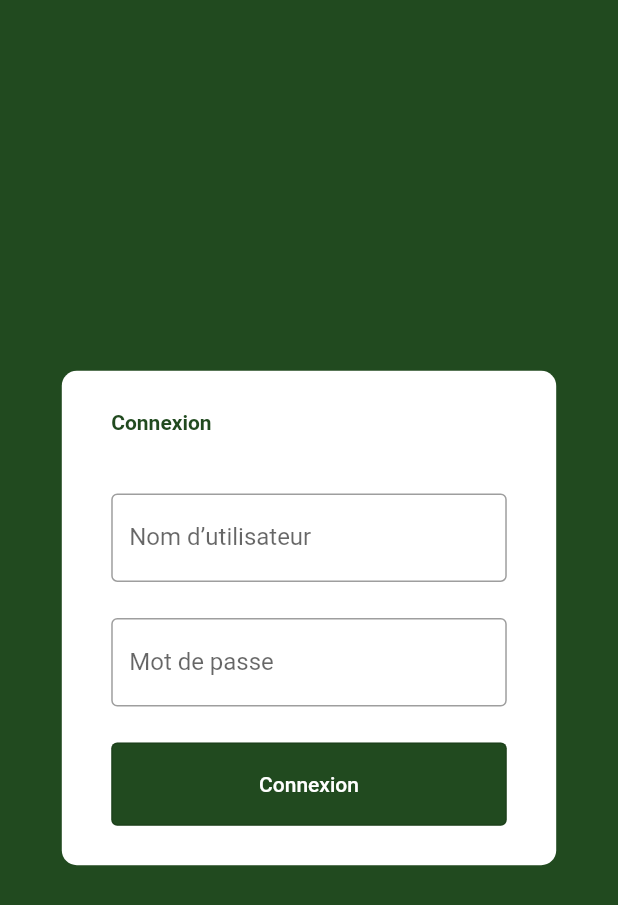
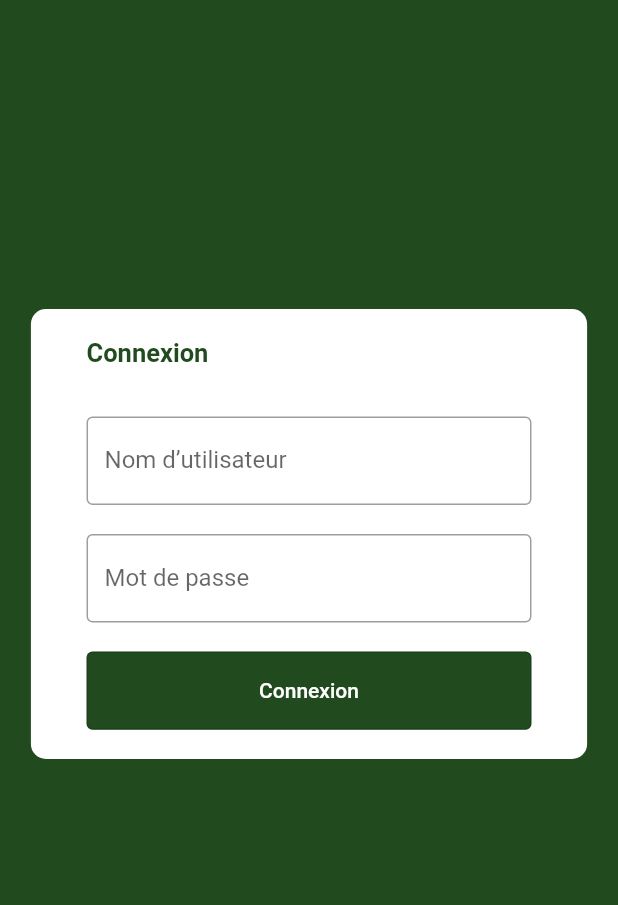
Before and after one commit to Extracurricular-Manager/Frontend, a Flutter app: the screen it shows after launch, on a phone screen of 412 x 824 dp. Shown: the top 905 px of the screen. Run offline on Flutter 3.47's test engine with Material 2 defaults, Android fonts, the phone set to English and light mode, and no system bars; our stand-ins replace connectivity_plus, logger; missing offline and left inert: dart_ping, dart_ping_ios, single_item_shared_prefs, stash, stash_hive, stash_memory and 1 more; accounts and stored records are empty.

Commit message:
responsive login

```diff
--- a/lib/views/login_view.dart
+++ b/lib/views/login_view.dart
@@ -12,15 +12,17 @@ class LoginPage extends StatelessWidget {
         resizeToAvoidBottomInset: false,
         backgroundColor: const Color(0xFF214A1F),
         body: Container(
-          padding: EdgeInsets.symmetric(horizontal: MediaQuery.of(context).orientation == Orientation.portrait ? MediaQuery.of(context).size.width*0.1 : MediaQuery.of(context).size.width*0.1,
-                                        vertical: MediaQuery.of(context).orientation == Orientation.portrait ? MediaQuery.of(context).size.height*0.3 : MediaQuery.of(context).size.height*0.15),
+          alignment: Alignment.center,
+          padding: EdgeInsets.symmetric(vertical: MediaQuery.of(context).size.height*0.25),
           child: Column(
+
             crossAxisAlignment: CrossAxisAlignment.center,
             children: <Widget>[
               Column(
                 children: <Widget>[
                   Container(
-                    height: MediaQuery.of(context).orientation == Orientation.portrait ? MediaQuery.of(context).size.height*0.4 : MediaQuery.of(context).size.height*0.7,
+                    constraints: BoxConstraints(maxWidth: 400, maxHeight: 300),
+                    height: MediaQuery.of(context).orientation == Orientation.portrait ? MediaQuery.of(context).size.height*0.4 : MediaQuery.of(context).size.height*0.5,
                     width: MediaQuery.of(context).orientation == Orientation.portrait ? MediaQuery.of(context).size.width*0.9 : MediaQuery.of(context).size.width*0.9,
                     decoration: BoxDecoration(
                         borderRadius: BorderRadius.circular(10), // radius of 10
@@ -30,7 +32,7 @@ class LoginPage extends StatelessWidget {
                       child: LayoutBuilder(
                           builder: (BuildContext context, BoxConstraints constraints) {
                           return Container(
-                            padding: EdgeInsets.symmetric(horizontal: constraints.biggest.width * 0.1, vertical: constraints.biggest.height * 0.08),
+                            padding: EdgeInsets.symmetric(horizontal: constraints.biggest.width * 0.1, vertical: constraints.biggest.height * 0.065),
                             child: LayoutBuilder(
                               builder: (BuildContext context, BoxConstraints constraints) {
                                 return Column(
@@ -39,8 +41,9 @@ class LoginPage extends StatelessWidget {
                                     Container(
                                       height: constraints.biggest.height*0.15,
                                       width: constraints.biggest.width,
-                                      child: const Text("Connexion",
+                                      child: Text("Connexion",
                                           style: TextStyle(
+                                            fontSize: 17 * MediaQuery.of(context).textScaleFactor,
                                               fontWeight: FontWeight.bold,
                                               color: Color(0xFF214A1F))),
                                     ),
```
